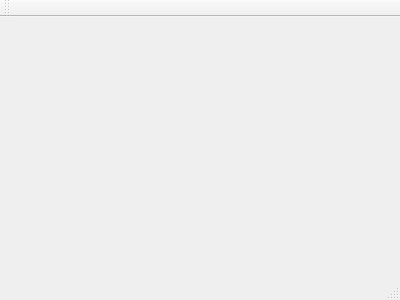
Old version of the form Tap_The_Rainbow/mainwindow.ui in the repository arnaudricaud/Tap_The_Rainbow.
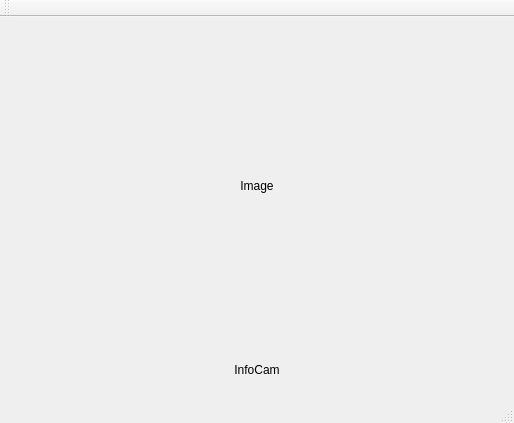
New version of the form.

Commit message: Caméra dans l'interface

The edit to the form file:
```diff
--- a/Tap_The_Rainbow/mainwindow.ui
+++ b/Tap_The_Rainbow/mainwindow.ui
@@ -6,36 +6,59 @@
    <rect>
     <x>0</x>
     <y>0</y>
-    <width>400</width>
-    <height>300</height>
+    <width>514</width>
+    <height>423</height>
    </rect>
   </property>
   <property name="windowTitle">
    <string>MainWindow</string>
   </property>
   <widget class="QWidget" name="centralWidget">
-   <widget class="QWidget" name="horizontalLayoutWidget">
-    <property name="geometry">
-     <rect>
-      <x>0</x>
-      <y>0</y>
-      <width>401</width>
-      <height>271</height>
-     </rect>
-    </property>
+   <property name="enabled">
+    <bool>true</bool>
+   </property>
+   <layout class="QGridLayout" name="gridLayout_3">
+    <item row="0" column="0">
     <layout class="QHBoxLayout" name="horizontalLayout">
+      <property name="sizeConstraint">
+       <enum>QLayout::SetDefaultConstraint</enum>
+      </property>
+      <item>
+       <layout class="QVBoxLayout" name="verticalLayout">
+        <property name="sizeConstraint">
+         <enum>QLayout::SetDefaultConstraint</enum>
+        </property>
      <item>
       <widget class="QLabel" name="camFrame">
        <property name="text">
-        <string/>
+           <string>Image</string>
+          </property>
+          <property name="alignment">
+           <set>Qt::AlignCenter</set>
        </property>
       </widget>
      </item>
      <item>
-      <layout class="QVBoxLayout" name="verticalLayout"/>
-     </item>
-    </layout>
-   </widget>
+         <widget class="QLabel" name="camInfo">
+          <property name="maximumSize">
+           <size>
+            <width>16777215</width>
+            <height>40</height>
+           </size>
+          </property>
+          <property name="text">
+           <string>InfoCam</string>
+          </property>
+          <property name="alignment">
+           <set>Qt::AlignCenter</set>
+          </property>
+         </widget>
+        </item>
+       </layout>
+      </item>
+     </layout>
+    </item>
+   </layout>
   </widget>
   <widget class="QMenuBar" name="menuBar">
    <property name="geometry">
```
Left out of the diff: 2 changed lines with no effect on the pictures. Lines whose indentation alone changed are shown as unchanged. The commit also changes 7 other files.
